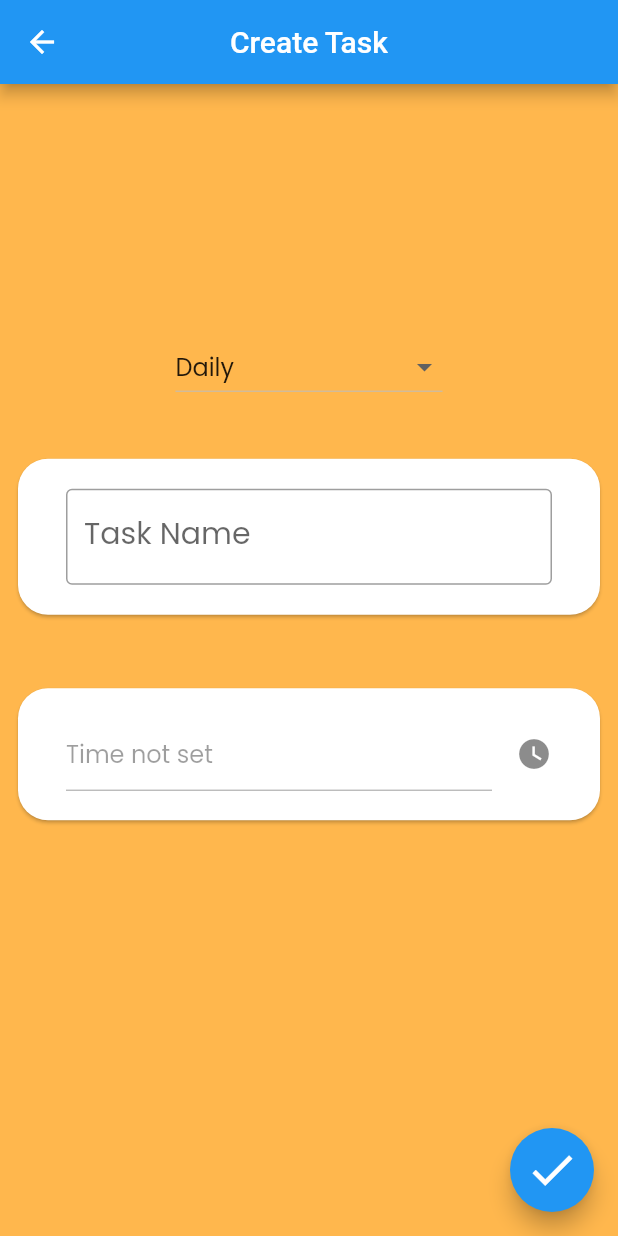
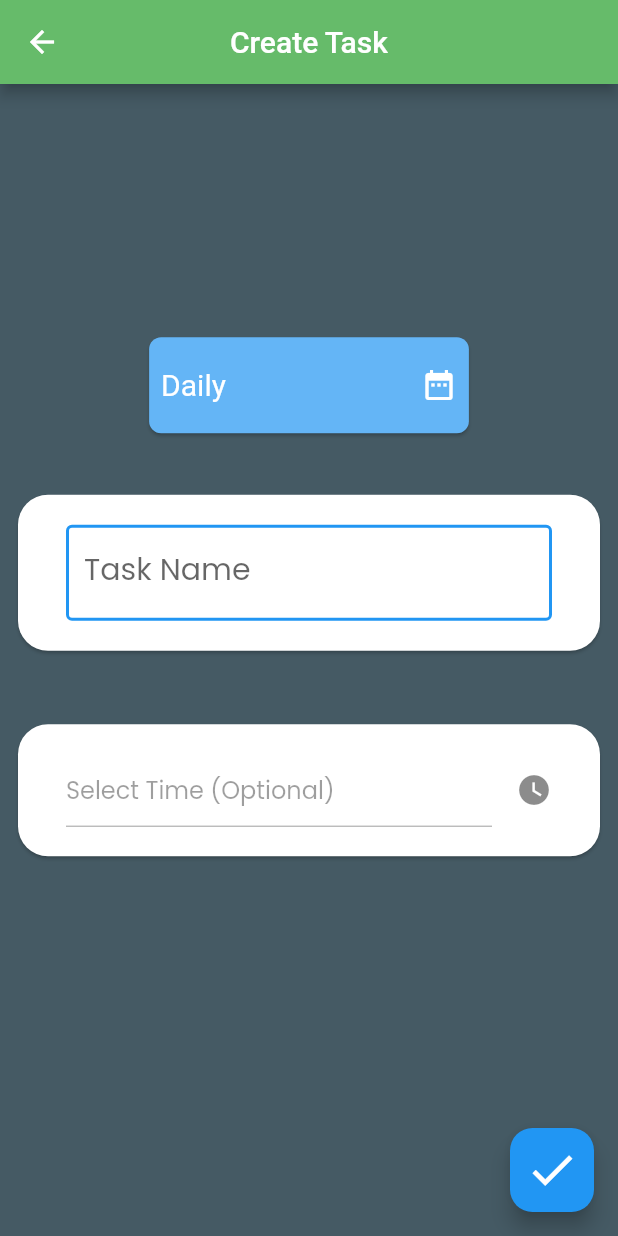
Before and after one commit to Sonderman/Flutter-TaskManager, a Flutter app: the screen it shows after launch, after a tap on the "add" icon, on a phone screen of 412 x 824 dp. Run offline on Flutter 3.47's test engine with Material 2 defaults, Android fonts, the phone set to English and light mode, and no system bars; our stand-ins replace fluttertoast, get_it, google_fonts, hive; accounts and stored records are empty.

Commit message:
Tasarım güzelleştirildi , proje tamamlandı.

```diff
--- a/lib/Pages/CreateTask.dart
+++ b/lib/Pages/CreateTask.dart
@@ -1,4 +1,5 @@
 import 'package:flutter/material.dart';
+import 'package:fluttertoast/fluttertoast.dart';
 import 'package:taskmanager/Services/HiveDb.dart';
 import 'package:taskmanager/locator.dart';
 import 'package:uuid/uuid.dart';
@@ -40,6 +41,7 @@ class _CreateTaskState extends State<CreateTask> {
       "ID": Uuid().v4(),
       "Name": nameCon.text,
       "Period": myChoice,
+      "RawTime": DateTime.now().millisecondsSinceEpoch
     };
     if (myChoice == "Daily") data["Time"] = timeCon.text;
     return await database.addTask(data);
@@ -50,16 +52,26 @@ class _CreateTaskState extends State<CreateTask> {
     localizations = MaterialLocalizations.of(context);
     return SafeArea(
       child: Scaffold(
-        backgroundColor: Colors.orange[300],
+        backgroundColor: Colors.blueGrey[700],
         appBar: AppBar(
           title: Text("Create Task"),
           centerTitle: true,
         ),
         floatingActionButton: FloatingActionButton(
+            shape: RoundedRectangleBorder(
+                borderRadius: BorderRadius.all(Radius.circular(15))),
             onPressed: () async {
               await saveTask().then((value) {
                 if (value) {
                   print("Successful");
+                  Fluttertoast.showToast(
+                      msg: "Task Created",
+                      toastLength: Toast.LENGTH_SHORT,
+                      gravity: ToastGravity.BOTTOM,
+                      timeInSecForIosWeb: 1,
+                      backgroundColor: Colors.blue,
+                      textColor: Colors.white,
+                      fontSize: 16.0);
                   Navigator.pop(context, true);
                 }
               });
@@ -90,16 +102,30 @@ class _CreateTaskState extends State<CreateTask> {
     );
   }
 
-  DropdownButton<String> periodSelection() {
-    return DropdownButton<String>(
+  Widget periodSelection() {
+    return Card(
+      shape: RoundedRectangleBorder(borderRadius: BorderRadius.circular(8.0)),
+      color: Colors.blue[300],
+      child: Padding(
+        padding: const EdgeInsets.all(8.0),
+        child: DropdownButton<String>(
+            dropdownColor: Colors.blue[300],
             hint: Text("Choice Time Period"),
             value: myChoice,
+            style: TextStyle(color: Colors.white, fontSize: 20),
+            underline: Container(),
             items: dropdownList,
+            icon: Icon(
+              Icons.date_range,
+              color: Colors.white,
+            ),
             onChanged: (choice) {
               setState(() {
                 myChoice = choice;
               });
-        });
+            }),
+      ),
+    );
   }
 
   Widget timePicker(BuildContext context) {
@@ -133,7 +159,7 @@ class _CreateTaskState extends State<CreateTask> {
                   enabled: false,
                   decoration: InputDecoration(
                       labelStyle: TextStyle(fontSize: 20),
-                      hintText: 'Time not set'),
+                      hintText: 'Select Time (Optional)'),
                 ),
               ),
             ),
@@ -155,7 +181,10 @@ class _CreateTaskState extends State<CreateTask> {
             title: TextField(
               controller: nameCon,
               decoration: InputDecoration(
-                  border: OutlineInputBorder(),
+                  focusedBorder: OutlineInputBorder(
+                      borderSide: BorderSide(color: Colors.red, width: 2)),
+                  enabledBorder: OutlineInputBorder(
+                      borderSide: BorderSide(color: Colors.blue, width: 2)),
                   labelText: 'Task Name',
                   labelStyle: TextStyle(fontSize: 20),
                   hintText: 'Enter a task name'),
--- a/lib/Pages/Home.dart
+++ b/lib/Pages/Home.dart
@@ -12,8 +12,9 @@ class HomePage extends StatefulWidget {
 class _HomePageState extends State<HomePage> {
   int _currentIndex = 0;
   List<BottomNavigationBarItem> bottomNavItems = [
-    BottomNavigationBarItem(icon: Icon(Icons.list), title: Text("MyList")),
-    BottomNavigationBarItem(icon: Icon(Icons.done_all), title: Text("Finished"))
+    BottomNavigationBarItem(icon: Icon(Icons.list), title: Text("Task List")),
+    BottomNavigationBarItem(
+        icon: Icon(Icons.done_all), title: Text("Finished Tasks"))
   ];
 
   @override
@@ -26,8 +27,13 @@ class _HomePageState extends State<HomePage> {
         ),
         floatingActionButtonLocation: FloatingActionButtonLocation.centerDocked,
         floatingActionButton: FloatingActionButton(
+            shape: RoundedRectangleBorder(
+                borderRadius: BorderRadius.all(Radius.circular(15))),
             backgroundColor: Colors.blue,
-            child: Icon(Icons.add),
+            child: Icon(
+              Icons.add,
+              size: MediaQuery.of(context).size.width / 15,
+            ),
             onPressed: () {
               Navigator.push(
                       context,
@@ -46,6 +52,8 @@ class _HomePageState extends State<HomePage> {
           }),
           items: bottomNavItems,
           currentIndex: _currentIndex,
+          selectedItemColor: Colors.red,
+          iconSize: MediaQuery.of(context).size.width / 15,
         ),
       ),
     );
--- a/lib/Pages/TaskList.dart
+++ b/lib/Pages/TaskList.dart
@@ -1,4 +1,6 @@
 import 'package:flutter/material.dart';
+import 'package:fluttertoast/fluttertoast.dart';
+import 'package:google_fonts/google_fonts.dart';
 import 'package:taskmanager/Services/HiveDb.dart';
 import 'package:taskmanager/locator.dart';
 
@@ -19,32 +21,32 @@ class _TaskListState extends State<TaskList> {
     return DefaultTabController(
         length: 3,
         child: Scaffold(
-            backgroundColor: Colors.grey,
+            appBar: AppBar(
+              title: widget.isfinished
+                  ? Text("Finished Tasks")
+                  : Text("Active Tasks"),
+              centerTitle: true,
+              bottom: TabBar(
+                //unselectedLabelColor: Colors.orangeAccent,
+                //labelColor: Colors.brown,
+                indicatorColor: Colors.green[900],
+                indicatorWeight: 5,
+                //Tab items defined here
+                tabs: [tabItem("Daily"), tabItem("Weekly"), tabItem("Monthly")],
+              ),
+            ),
+            backgroundColor: Colors.blueGrey[700],
             body: Column(
               children: [
                 SizedBox(
-                  height: 20,
-                ),
-                TabBar(
-                  indicatorColor: Colors.red,
-                  indicatorWeight: 5,
-                  //Tab items defined here
-                  tabs: [
-                    tabItem("Daily"),
-                    tabItem("Weekly"),
-                    tabItem("Monthly")
-                  ],
+                  height: 10,
                 ),
                 Expanded(
                   child: Padding(
                     padding: const EdgeInsets.all(10.0),
-                    child: Container(
-                      color: Colors.orange,
-                      //Tab pages defined here
                     child: TabBarView(
                       children: [
-                          listView(
-                              database.getTasks("Daily", widget.isfinished)),
+                        listView(database.getTasks("Daily", widget.isfinished)),
                         listView(
                             database.getTasks("Weekly", widget.isfinished)),
                         listView(
@@ -53,19 +55,41 @@ class _TaskListState extends State<TaskList> {
                     ),
                   ),
                 ),
-                ),
               ],
             )));
   }
 
   Widget listItem(Map<String, dynamic> task) {
-    return ListTile(
-      leading: widget.isfinished ? null : Icon(Icons.done),
-      title: widget.isfinished
-          ? Text(task["Name"] + " (Finished)")
-          : Text(task["Name"]),
+    return Card(
+      shape: RoundedRectangleBorder(borderRadius: BorderRadius.circular(20.0)),
+      color: Colors.white,
+      child: ListTile(
+        leading: widget.isfinished
+            ? null
+            : Icon(
+                Icons.done,
+                size: MediaQuery.of(context).size.width / 15,
+                color: Colors.blue[900],
+              ),
+        title: Text(
+          task["Name"],
+          style:
+              TextStyle(color: Colors.blue[900], fontWeight: FontWeight.bold),
+        ),
         subtitle: task["Time"] != null ? Text(task["Time"]) : null,
-      trailing: widget.isfinished ? null : Icon(Icons.delete),
+        trailing: widget.isfinished
+            ? IconButton(
+                icon: Icon(Icons.delete),
+                onPressed: () async {
+                  await confirmDialog(task).then((value) {
+                    if (value)
+                      setState(() {
+                        database.deleteTask(task["ID"]);
+                      });
+                  });
+                })
+            : Icon(Icons.delete),
+      ),
     );
   }
 
@@ -78,59 +102,44 @@ class _TaskListState extends State<TaskList> {
                   : Dismissible(
                       confirmDismiss: (direction) async {
                         if (direction == DismissDirection.endToStart) {
-                          final bool res = await showDialog(
-                              context: context,
-                              builder: (BuildContext context) {
-                                return AlertDialog(
-                                  content: Text(
-                                      "Are you sure you want to delete \"${tasks[index]["Name"]}\"?"),
-                                  actions: <Widget>[
-                                    FlatButton(
-                                      child: Text(
-                                        "Cancel",
-                                        style: TextStyle(color: Colors.black),
-                                      ),
-                                      onPressed: () {
-                                        Navigator.of(context).pop();
-                                      },
-                                    ),
-                                    FlatButton(
-                                      child: Text(
-                                        "Delete",
-                                        style: TextStyle(color: Colors.red),
-                                      ),
-                                      onPressed: () {
-                                        setState(() {
-                                          database
-                                              .deleteTask(tasks[index]["ID"]);
-                                        });
-                                        Navigator.of(context).pop();
-                                      },
-                                    ),
-                                  ],
-                                );
-                              });
+                          final bool res = await confirmDialog(tasks[index]);
                           return res;
                         } else {
+                          Fluttertoast.showToast(
+                              msg: "Task Finished",
+                              toastLength: Toast.LENGTH_SHORT,
+                              gravity: ToastGravity.BOTTOM,
+                              timeInSecForIosWeb: 1,
+                              backgroundColor: Colors.green,
+                              textColor: Colors.white,
+                              fontSize: 16.0);
                           return await database
                               .addTask(tasks[index], isDone: true)
                               .then((value) => value);
                         }
                       },
-                      secondaryBackground: Container(
+                      secondaryBackground: Card(
+                        shape: RoundedRectangleBorder(
+                            borderRadius: BorderRadius.circular(20.0)),
                         child: Center(
                           child: Text(
                             'Delete',
-                            style: TextStyle(color: Colors.white),
+                            style: TextStyle(
+                                color: Colors.white,
+                                fontWeight: FontWeight.bold),
                           ),
                         ),
                         color: Colors.red,
                       ),
-                      background: Container(
+                      background: Card(
+                        shape: RoundedRectangleBorder(
+                            borderRadius: BorderRadius.circular(20.0)),
                         child: Center(
                           child: Text(
                             'Move To Finished',
-                            style: TextStyle(color: Colors.white),
+                            style: TextStyle(
+                                color: Colors.white,
+                                fontWeight: FontWeight.bold),
                           ),
                         ),
                         color: Colors.green,
@@ -140,18 +149,70 @@ class _TaskListState extends State<TaskList> {
                     );
             },
             separatorBuilder: (_, index) => Divider(
-                  height: 15,
+                  color: Colors.transparent,
                 ),
             itemCount: tasks.length)
         : Center(
+            child: Card(
+                shape: RoundedRectangleBorder(
+                    borderRadius: BorderRadius.circular(20.0)),
+                child: Padding(
+                  padding: const EdgeInsets.all(8.0),
                   child: Text("No Task Created Yet!"),
+                )),
           );
   }
 
+  Future<bool> confirmDialog(Map<String, dynamic> task) {
+    return showDialog(
+        context: context,
+        builder: (BuildContext context) {
+          return AlertDialog(
+            content:
+                Text("Are you sure you want to delete \"${task["Name"]}\"?"),
+            actions: <Widget>[
+              FlatButton(
+                child: Text(
+                  "Cancel",
+                  style: TextStyle(color: Colors.black),
+                ),
+                onPressed: () {
+                  Navigator.of(context).pop(false);
+                },
+              ),
+              FlatButton(
+                child: Text(
+                  "Delete",
+                  style: TextStyle(color: Colors.red),
+                ),
+                onPressed: () {
+                  Fluttertoast.showToast(
+                      msg: "Task Deleted",
+                      toastLength: Toast.LENGTH_SHORT,
+                      gravity: ToastGravity.BOTTOM,
+                      timeInSecForIosWeb: 1,
+                      backgroundColor: Colors.red,
+                      textColor: Colors.white,
+                      fontSize: 16.0);
+                  setState(() {
+                    database.deleteTask(task["ID"]);
+                  });
+                  Navigator.of(context).pop(true);
+                },
+              ),
+            ],
+          );
+        });
+  }
+
   Widget tabItem(String name) {
-    return Text(
+    return Tab(
+      child: Text(
         name,
-      style: TextStyle(fontSize: 32),
+        style: GoogleFonts.pangolin(
+            fontSize: MediaQuery.of(context).size.width / 15),
+        //style: TextStyle(fontSize: MediaQuery.of(context).size.width / 15),
+      ),
     );
   }
 }
--- a/lib/Services/HiveDb.dart
+++ b/lib/Services/HiveDb.dart
@@ -24,16 +24,27 @@ class HiveDb {
   List<Map<String, dynamic>> getTasks(String period, bool isfinished) {
     try {
       //print(taskBox.values.toList());
-      List<Map<String, dynamic>> temp = [];
+      List<Map<String, dynamic>> taskData = [];
       taskBox.values
           .map((e) => Map<String, dynamic>.from(e))
           .toList()
           .forEach((map) {
         if (map.containsValue(period) && map["Done"] == isfinished) {
-          temp.add(map);
+          taskData.add(map);
         }
       });
-      return temp;
+/*
+      for (var i = 0; i < taskData.length; i++) {
+        for (var j = 0; j < taskData.length; j++) {
+          if(taskData[i]!=taskData[j])
+          if (taskData[i]["RawTime"] < taskData[j]["RawTime"]) {
+            var temp=taskData[j];
+
+          }
+        }
+      }
+*/
+      return taskData;
     } catch (e) {
       print(e);
       return [];
--- a/lib/main.dart
+++ b/lib/main.dart
@@ -29,6 +29,7 @@ class MyApp extends StatelessWidget {
       theme: ThemeData(
           primarySwatch: Colors.blue,
           visualDensity: VisualDensity.adaptivePlatformDensity,
+          appBarTheme: AppBarTheme(color: Colors.green[400]),
           textTheme: GoogleFonts.poppinsTextTheme()),
       home: FutureBuilder(
           future: locator<HiveDb>().initializeDb(),
--- a/pubspec.yaml
+++ b/pubspec.yaml
@@ -12,6 +12,7 @@ environment:
 dependencies:
   path_provider: ^1.6.11
   uuid: ^2.2.0
+  fluttertoast: ^7.0.2
   hive: ^1.4.3
   hive_flutter: ^0.3.1
   get_it: ^4.0.4
```
Also changed, not shown: pubspec.lock. Lines whose indentation alone changed are shown as unchanged.
